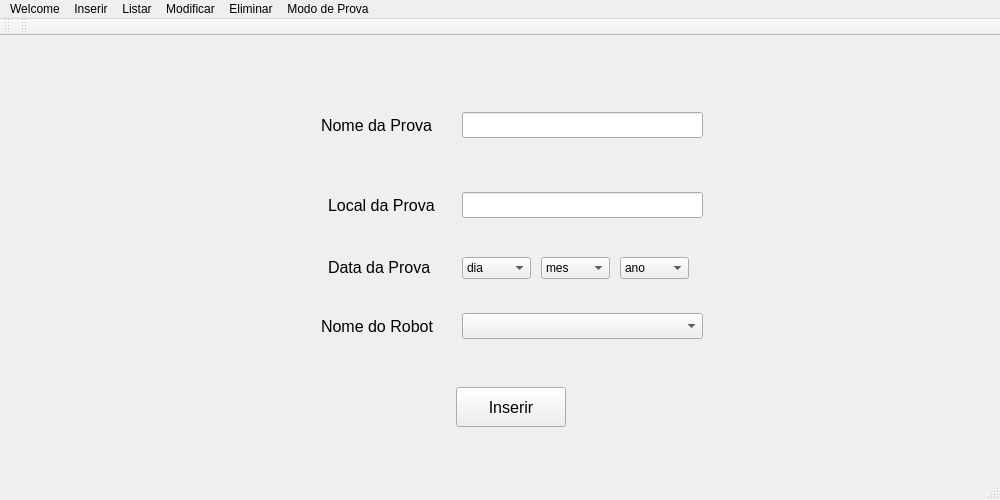
Qt form si/qt/gamelic_qt/mainwindow.ui (Wultyc/ISEP_1718_2A2S_LSIS1) before a commit.
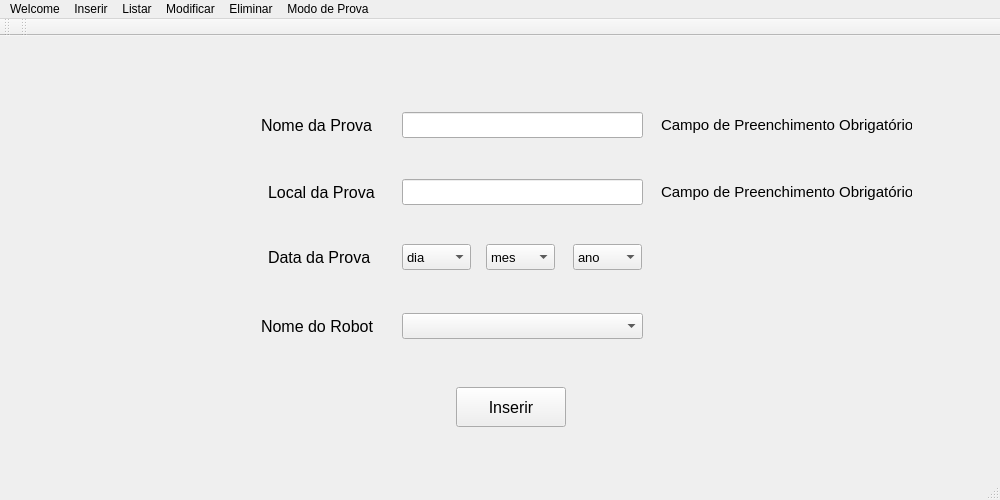
The same form after that commit. The open tabs and pages were chosen to show the change.

Commit message: Validações nos 3 Inserir, pequenas alterações ao design

What changed in the file:
```diff
--- a/si/qt/gamelic_qt/mainwindow.ui
+++ b/si/qt/gamelic_qt/mainwindow.ui
@@ -361,8 +361,8 @@
        <widget class="QLabel" name="insLocalLabel">
         <property name="geometry">
          <rect>
-          <x>317</x>
-          <y>148</y>
+          <x>257</x>
+          <y>135</y>
           <width>111</width>
           <height>20</height>
          </rect>
@@ -379,7 +379,7 @@
        <widget class="QLineEdit" name="insNomeProvaLineE">
         <property name="geometry">
          <rect>
-          <x>451</x>
+          <x>391</x>
           <y>65</y>
           <width>241</width>
           <height>26</height>
@@ -394,7 +394,7 @@
        <widget class="QLabel" name="insRobotLabel">
         <property name="geometry">
          <rect>
-          <x>310</x>
+          <x>250</x>
           <y>269</y>
           <width>131</width>
           <height>20</height>
@@ -412,8 +412,8 @@
        <widget class="QLineEdit" name="insLocalLineE">
         <property name="geometry">
          <rect>
-          <x>451</x>
-          <y>145</y>
+          <x>391</x>
+          <y>132</y>
           <width>241</width>
           <height>26</height>
          </rect>
@@ -427,7 +427,7 @@
        <widget class="QLabel" name="insNomeProvaLabel">
         <property name="geometry">
          <rect>
-          <x>310</x>
+          <x>250</x>
           <y>68</y>
           <width>111</width>
           <height>20</height>
@@ -463,7 +463,7 @@
        <widget class="QComboBox" name="insProvaCombo">
         <property name="geometry">
          <rect>
-          <x>451</x>
+          <x>391</x>
           <y>266</y>
           <width>241</width>
           <height>26</height>
@@ -473,8 +473,8 @@
        <widget class="QLabel" name="insLocalLabel_2">
         <property name="geometry">
          <rect>
-          <x>317</x>
-          <y>210</y>
+          <x>257</x>
+          <y>200</y>
           <width>111</width>
           <height>20</height>
          </rect>
@@ -491,12 +491,17 @@
        <widget class="QComboBox" name="diaComboBox">
         <property name="geometry">
          <rect>
-          <x>451</x>
-          <y>210</y>
+          <x>391</x>
+          <y>197</y>
           <width>69</width>
-          <height>22</height>
+          <height>26</height>
          </rect>
         </property>
+        <property name="font">
+         <font>
+          <pointsize>10</pointsize>
+         </font>
+        </property>
         <item>
          <property name="text">
           <string>dia</string>
@@ -506,12 +511,17 @@
        <widget class="QComboBox" name="mesComboBox">
         <property name="geometry">
          <rect>
-          <x>530</x>
-          <y>210</y>
+          <x>475</x>
+          <y>197</y>
           <width>69</width>
-          <height>22</height>
+          <height>26</height>
          </rect>
         </property>
+        <property name="font">
+         <font>
+          <pointsize>10</pointsize>
+         </font>
+        </property>
         <item>
          <property name="text">
           <string>mes</string>
@@ -521,18 +531,63 @@
        <widget class="QComboBox" name="anoComboBox">
         <property name="geometry">
          <rect>
-          <x>609</x>
-          <y>210</y>
+          <x>562</x>
+          <y>197</y>
           <width>69</width>
-          <height>22</height>
+          <height>26</height>
          </rect>
         </property>
+        <property name="font">
+         <font>
+          <pointsize>10</pointsize>
+         </font>
+        </property>
         <item>
          <property name="text">
           <string>ano</string>
          </property>
         </item>
        </widget>
+       <widget class="QLabel" name="labelValidObrigatorioProvaNome">
+        <property name="geometry">
+         <rect>
+          <x>650</x>
+          <y>65</y>
+          <width>251</width>
+          <height>26</height>
+         </rect>
+        </property>
+        <property name="font">
+         <font>
+          <pointsize>11</pointsize>
+          <weight>50</weight>
+          <bold>false</bold>
+         </font>
+        </property>
+        <property name="text">
+         <string>Campo de Preenchimento Obrigatório.</string>
+        </property>
+       </widget>
+       <widget class="QLabel" name="labelValidObrigatorioProvaLocal">
+        <property name="geometry">
+         <rect>
+          <x>650</x>
+          <y>132</y>
+          <width>251</width>
+          <height>26</height>
+         </rect>
+        </property>
+        <property name="font">
+         <font>
+          <pointsize>11</pointsize>
+          <weight>50</weight>
+          <bold>false</bold>
+         </font>
+        </property>
+        <property name="text">
+         <string>Campo de Preenchimento Obrigatório.</string>
+        </property>
+       </widget>
       </widget>
       <widget class="QWidget" name="inserirRobot">
        <widget class="QLabel" name="insNomeRobotLabel">
```
Left out of the diff: 54 changed lines with no effect on the pictures. The commit also changes 2 other files.
